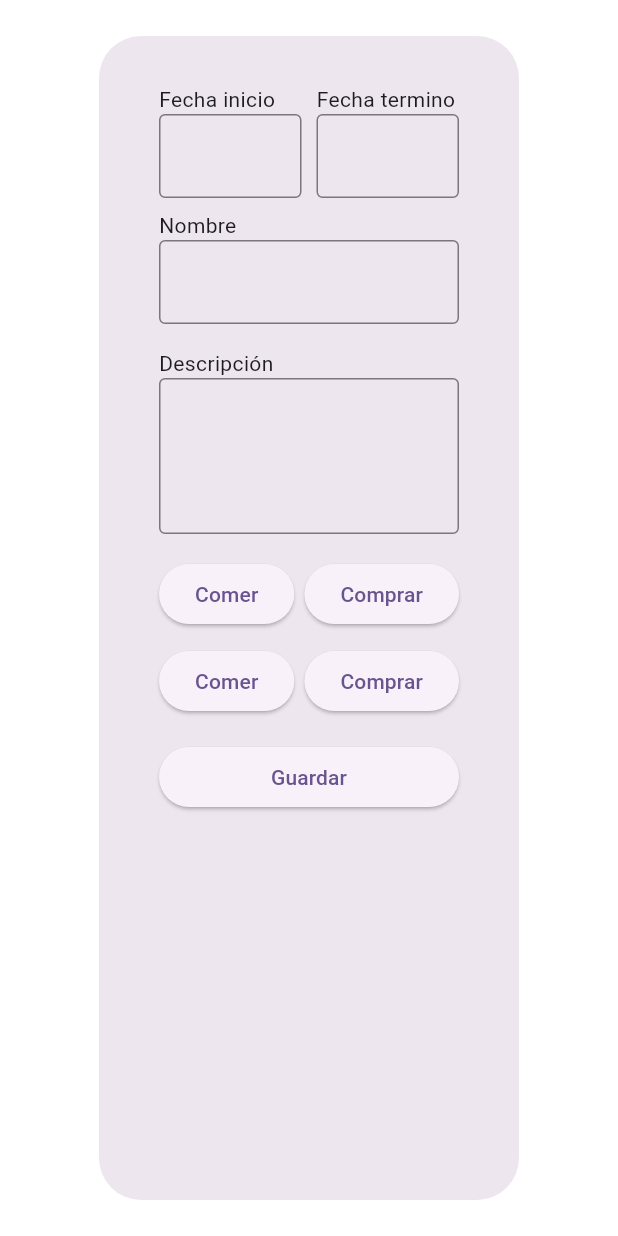
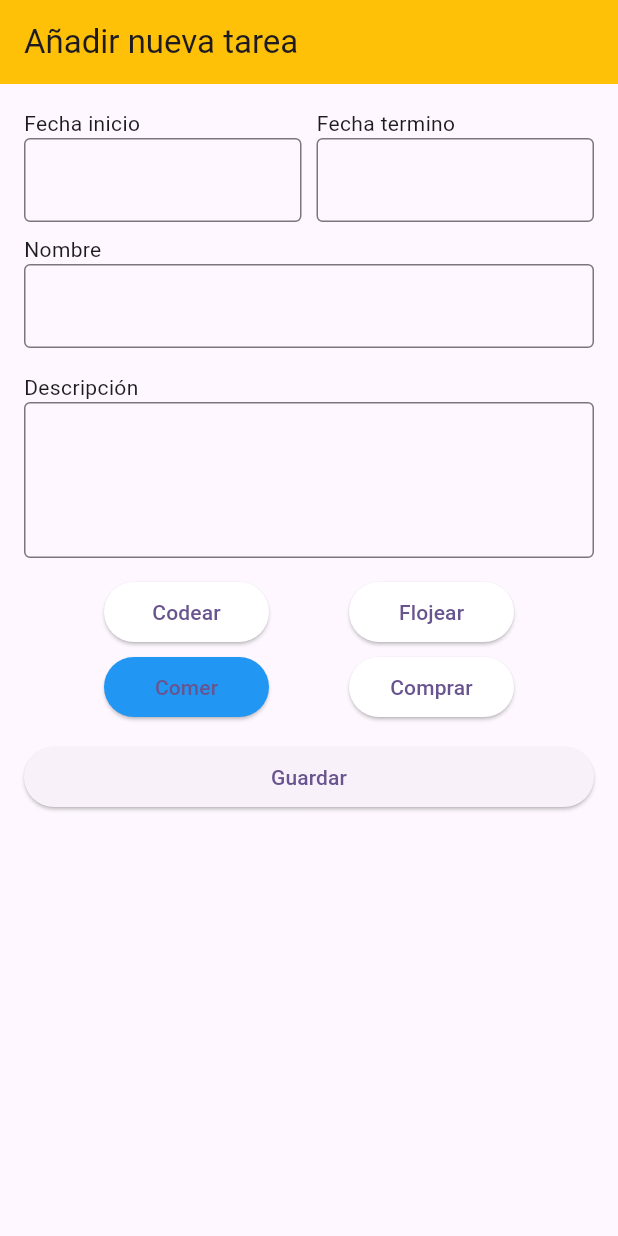
Before and after one commit to esuazo2601/AppsMoviles1, a Flutter app: the screen it shows after launch, after a tap on "Comer", on a phone screen of 412 x 824 dp. Run offline on Flutter 3.47's test engine with Material 2 defaults, Android fonts, the phone set to English and light mode, and no system bars; our stand-ins replace motion_toast, shared_preferences; missing offline and left inert: dart:ffi.

Commit message:
Pantalla de agregar tarea casi lista

```diff
--- a/lib/shared/New_task.dart
+++ b/lib/shared/New_task.dart
@@ -1,12 +1,37 @@
+import 'dart:ffi';
+
 import 'package:flutter/material.dart';
 
-class New_task extends StatelessWidget {
+class New_task extends StatefulWidget {
+  @override
+  State<New_task> createState() => _New_taskState();
+}
+
+class _New_taskState extends State<New_task> {
+  final _fecha_inicio_controller = TextEditingController();
+  final _fecha_termino_controller = TextEditingController();
+
+  // Colores predeterminados para cada botón
+  Color codearButtonColor = Colors.orange;
+  Color comprarButtonColor = Colors.grey;
+  Color flojearButtonColor = Colors.green;
+  Color comerButtonColor = Colors.blue;
+
+  List<bool> isSelected1 = [false, false];
+  List<bool> isSelected2 = [false, false];
+
   @override
   Widget build(BuildContext context) {
-    return AlertDialog(
-        content: Padding(
+    return Scaffold(
+        appBar: AppBar(
+          title: const Text("Añadir nueva tarea"),
+          backgroundColor: Colors.amber,
+        ),
+        body: SingleChildScrollView(
+          child: Padding(
             padding: const EdgeInsets.all(16.0),
             child: Column(
+              mainAxisAlignment: MainAxisAlignment.center,
               crossAxisAlignment: CrossAxisAlignment.stretch,
               children: [
                 Row(
@@ -50,49 +75,108 @@ class New_task extends StatelessWidget {
                 ),
                 SizedBox(height: 16.0),
                 Row(
-            mainAxisAlignment: MainAxisAlignment.spaceBetween,
+                  mainAxisAlignment: MainAxisAlignment.spaceEvenly,
                   children: [
-              ElevatedButton(
+                    SizedBox(
+                      width: 110,
+                      height: 40,
+                      child: ElevatedButton(
+                        style: ButtonStyle(
+                            backgroundColor: MaterialStatePropertyAll<Color>(
+                                isSelected1[0]
+                                    ? codearButtonColor
+                                    : Colors.white)),
                         onPressed: () {
-                  // Acción para "Comer"
+                          print("Click en codear");
+                          setState(() {
+                            if (isSelected1[0])
+                              isSelected1[0] = false;
+                            else
+                              isSelected1[0] = true;
+                          });
                         },
-                child: Text("Comer"),
+                        child: Text("Codear"),
                       ),
-              ElevatedButton(
+                    ),
+                    SizedBox(
+                      width: 110,
+                      height: 40,
+                      child: ElevatedButton(
+                        style: ButtonStyle(
+                            backgroundColor: MaterialStatePropertyAll<Color>(
+                                isSelected1[1]
+                                    ? flojearButtonColor
+                                    : Colors.white)),
                         onPressed: () {
-                  // Acción para "Comprar"
+                          print("Click en flojear");
+                          setState(() {
+                            if (isSelected1[1])
+                              isSelected1[1] = false;
+                            else
+                              isSelected1[1] = true;
+                          });
                         },
-                child: Text("Comprar"),
+                        child: Text("Flojear"),
+                      ),
                     ),
                   ],
                 ),
                 SizedBox(height: 10),
                 Row(
-            mainAxisAlignment: MainAxisAlignment.spaceBetween,
+                  mainAxisAlignment: MainAxisAlignment.spaceEvenly,
                   children: [
-              ElevatedButton(
+                    SizedBox(
+                      width: 110,
+                      height: 40,
+                      child: ElevatedButton(
+                        style: ButtonStyle(
+                            backgroundColor: MaterialStatePropertyAll<Color>(
+                                isSelected2[0]
+                                    ? comerButtonColor
+                                    : Colors.white)),
                         onPressed: () {
-                  // Acción para "Comer"
+                          print("Click en comer");
+                          setState(() {
+                            if (isSelected2[0])
+                              isSelected2[0] = false;
+                            else
+                              isSelected2[0] = true;
+                          });
                         },
                         child: Text("Comer"),
                       ),
-              ElevatedButton(
+                    ),
+                    SizedBox(
+                      width: 110,
+                      height: 40,
+                      child: ElevatedButton(
+                        style: ButtonStyle(
+                            backgroundColor: MaterialStatePropertyAll<Color>(
+                                isSelected2[1]
+                                    ? comprarButtonColor
+                                    : Colors.white)),
                         onPressed: () {
-                  // Acción para "Comprar"
+                          print("Click en comprar");
+                          setState(() {
+                            if (isSelected2[1])
+                              isSelected2[1] = false;
+                            else
+                              isSelected2[1] = true;
+                          });
                         },
                         child: Text("Comprar"),
+                      ),
                     ),
                   ],
                 ),
                 SizedBox(height: 16.0),
                 ElevatedButton(
-            onPressed: () {
-              // Acción para "Guardar"
-            },
+                  onPressed: () {},
                   child: Text("Guardar"),
                 ),
               ],
             ),
+          ),
         ));
   }
 }
```
Lines whose indentation alone changed are shown as unchanged.
